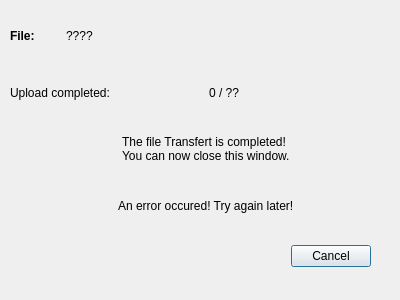
Before: the Qt Designer form Linpop/uploadwindow.ui in BAKFR/linpop, drawn with Qt 5.
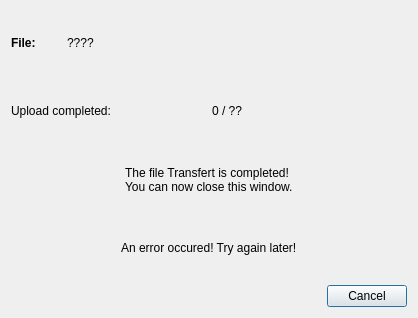
After: the same form once the commit is applied.

Commit message: Adding layouts to graphics interface (resize windows is now enabled)

```diff
--- a/Linpop/uploadwindow.ui
+++ b/Linpop/uploadwindow.ui
@@ -6,38 +6,15 @@
    <rect>
     <x>0</x>
     <y>0</y>
-    <width>400</width>
-    <height>300</height>
+    <width>418</width>
+    <height>318</height>
    </rect>
   </property>
   <property name="windowTitle">
    <string>Upload</string>
   </property>
-  <widget class="QDialogButtonBox" name="buttonBox">
-   <property name="geometry">
-    <rect>
-     <x>30</x>
-     <y>240</y>
-     <width>341</width>
-     <height>32</height>
-    </rect>
-   </property>
-   <property name="orientation">
-    <enum>Qt::Horizontal</enum>
-   </property>
-   <property name="standardButtons">
-    <set>QDialogButtonBox::Cancel</set>
-   </property>
-  </widget>
-  <widget class="QWidget" name="verticalLayoutWidget">
-   <property name="geometry">
-    <rect>
-     <x>10</x>
-     <y>10</y>
-     <width>392</width>
-     <height>221</height>
-    </rect>
-   </property>
+  <layout class="QVBoxLayout" name="verticalLayout_2">
+   <item>
    <layout class="QVBoxLayout" name="verticalLayout">
     <item>
      <layout class="QHBoxLayout" name="horizontalLayout_2">
@@ -124,7 +101,18 @@
      </widget>
     </item>
    </layout>
-  </widget>
+   </item>
+   <item>
+    <widget class="QDialogButtonBox" name="buttonBox">
+     <property name="orientation">
+      <enum>Qt::Horizontal</enum>
+     </property>
+     <property name="standardButtons">
+      <set>QDialogButtonBox::Cancel</set>
+     </property>
+    </widget>
+   </item>
+  </layout>
  </widget>
  <resources/>
  <connections>
```
Lines whose indentation alone changed are shown as unchanged. The commit also changes 8 other files.
